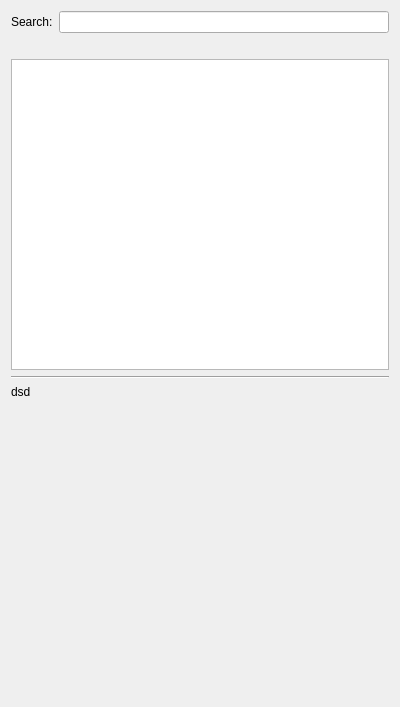
Old version of the form src/ISearchToolWidget.ui in the repository ntruchsess/QLandkarteGT.
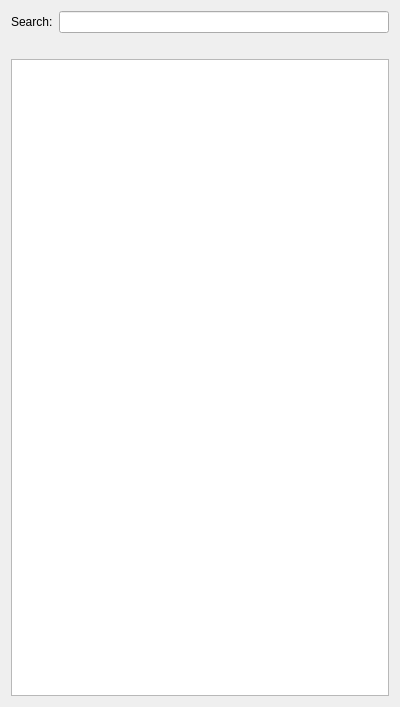
New version of the form.

The edit to the form file:
```diff
--- a/src/ISearchToolWidget.ui
+++ b/src/ISearchToolWidget.ui
@@ -40,32 +40,6 @@
    <item>
     <widget class="QListWidget" name="listResults" />
    </item>
-   <item>
-    <widget class="Line" name="line" >
-     <property name="orientation" >
-      <enum>Qt::Horizontal</enum>
-     </property>
-    </widget>
-   </item>
-   <item>
-    <widget class="QLabel" name="labelSummary" >
-     <property name="sizePolicy" >
-      <sizepolicy vsizetype="MinimumExpanding" hsizetype="Preferred" >
-       <horstretch>0</horstretch>
-       <verstretch>0</verstretch>
-      </sizepolicy>
-     </property>
-     <property name="text" >
-      <string>dsd</string>
-     </property>
-     <property name="alignment" >
-      <set>Qt::AlignJustify|Qt::AlignTop</set>
-     </property>
-     <property name="wordWrap" >
-      <bool>true</bool>
-     </property>
-    </widget>
-   </item>
   </layout>
  </widget>
  <resources/>
```
